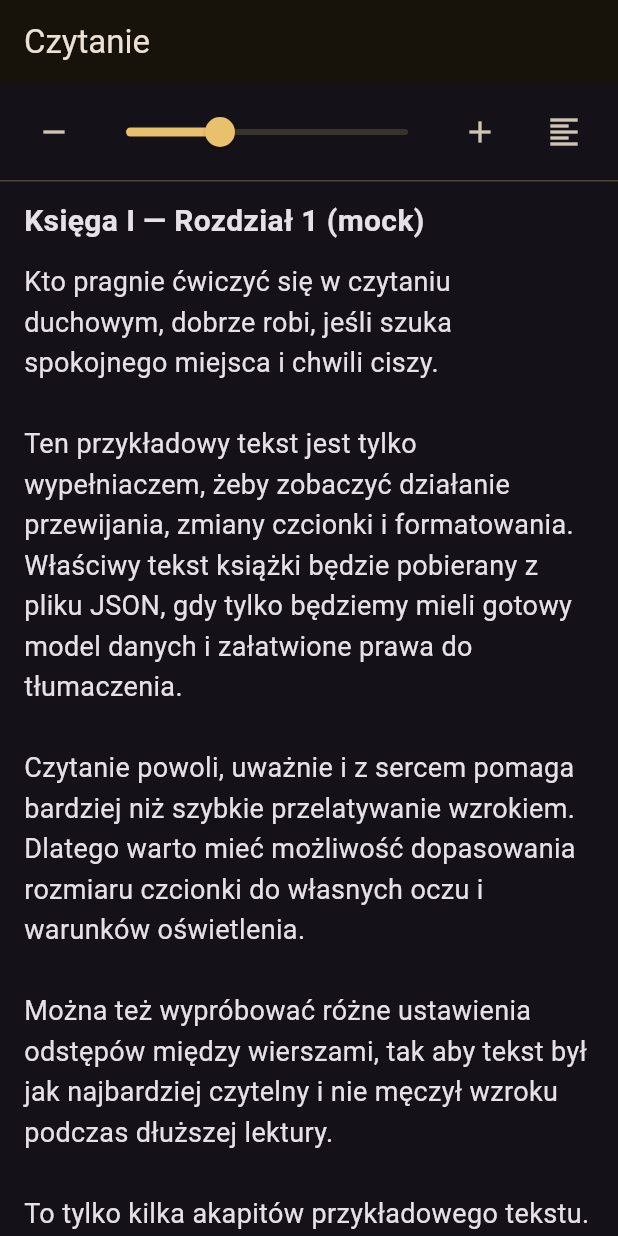
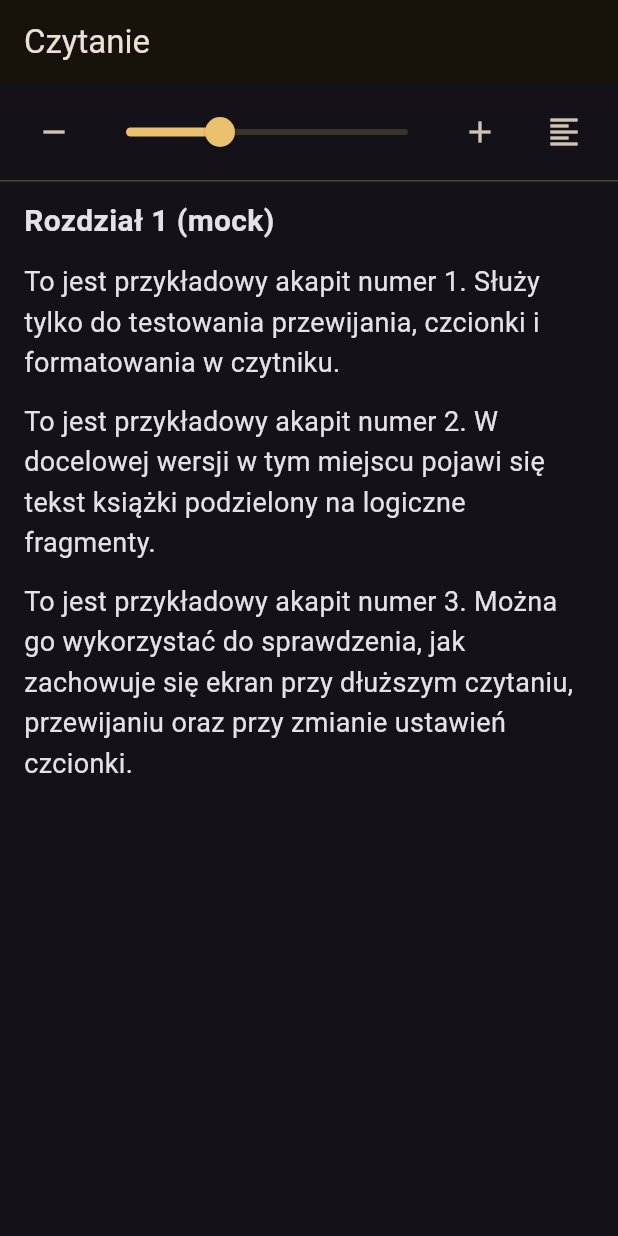
Before and after one commit to bartololongo/O-Nasladowaniu-Chrystusa-flutter-app, a Flutter app: the screen it shows after launch, after a tap on the "format align justify" icon, on a phone screen of 412 x 824 dp. Run offline on Flutter 3.47's test engine with Material 3 defaults, Android fonts, the light colour scheme and no system bars.

Commit message:
reader-mock-added

```diff
--- a/onasladowaniu_chrystusa/assets/book/imitation_pl.json
+++ b/onasladowaniu_chrystusa/assets/book/imitation_pl.json
@@ -0,0 +1,38 @@
+{
+  "id": "o_nasladowaniu_chrystusa_mock",
+  "title": "O naśladowaniu Chrystusa (mock)",
+  "originalTitle": "De imitatione Christi",
+  "author": "Tomasz à Kempis",
+  "translator": "placeholder",
+  "books": [
+    {
+      "number": 1,
+      "code": "I",
+      "title": "Księga I (mock)",
+      "chapters": [
+        {
+          "number": 1,
+          "reference": "I-1",
+          "title": "Rozdział 1 (mock)",
+          "paragraphs": [
+            {
+              "number": 1,
+              "reference": "I-1-1",
+              "text": "To jest przykładowy akapit numer 1. Służy tylko do testowania przewijania, czcionki i formatowania w czytniku."
+            },
+            {
+              "number": 2,
+              "reference": "I-1-2",
+              "text": "To jest przykładowy akapit numer 2. W docelowej wersji w tym miejscu pojawi się tekst książki podzielony na logiczne fragmenty."
+            },
+            {
+              "number": 3,
+              "reference": "I-1-3",
+              "text": "To jest przykładowy akapit numer 3. Można go wykorzystać do sprawdzenia, jak zachowuje się ekran przy dłuższym czytaniu, przewijaniu oraz przy zmianie ustawień czcionki."
+            }
+          ]
+        }
+      ]
+    }
+  ]
+}
--- a/onasladowaniu_chrystusa/lib/features/reader/reader_screen.dart
+++ b/onasladowaniu_chrystusa/lib/features/reader/reader_screen.dart
@@ -1,4 +1,6 @@
 import 'package:flutter/material.dart';
+import 'package:onasladowaniu_chrystusa/shared/models/book_models.dart';
+import 'package:onasladowaniu_chrystusa/shared/services/book_repository.dart';
 
 class ReaderScreen extends StatefulWidget {
   const ReaderScreen({super.key});
@@ -8,25 +10,19 @@ class ReaderScreen extends StatefulWidget {
 }
 
 class _ReaderScreenState extends State<ReaderScreen> {
+  final BookRepository _bookRepository = BookRepository();
+
   double _fontSize = 18.0;
   double _lineHeight = 1.5;
   bool _isJustified = true;
 
-  // Mockowy tytuł rozdziału
-  final String _mockTitle = 'Księga I — Rozdział 1 (mock)';
+  late Future<BookChapter> _chapterFuture;
 
-  // Mockowy tekst — placeholder, żeby tylko zobaczyć zachowanie UI
-  static const String _mockText = '''
-Kto pragnie ćwiczyć się w czytaniu duchowym, dobrze robi, jeśli szuka spokojnego miejsca i chwili ciszy.
-
-Ten przykładowy tekst jest tylko wypełniaczem, żeby zobaczyć działanie przewijania, zmiany czcionki i formatowania. Właściwy tekst książki będzie pobierany z pliku JSON, gdy tylko będziemy mieli gotowy model danych i załatwione prawa do tłumaczenia.
-
-Czytanie powoli, uważnie i z sercem pomaga bardziej niż szybkie przelatywanie wzrokiem. Dlatego warto mieć możliwość dopasowania rozmiaru czcionki do własnych oczu i warunków oświetlenia.
-
-Można też wypróbować różne ustawienia odstępów między wierszami, tak aby tekst był jak najbardziej czytelny i nie męczył wzroku podczas dłuższej lektury.
-
-To tylko kilka akapitów przykładowego tekstu. W prawdziwej wersji w tym miejscu pojawią się treści książki „O naśladowaniu Chrystusa”, podzielone na księgi, rozdziały i akapity, z możliwością dodawania zakładek, ulubionych cytatów i notatek.
-''';
+  @override
+  void initState() {
+    super.initState();
+    _chapterFuture = _bookRepository.getFirstChapter();
+  }
 
   @override
   Widget build(BuildContext context) {
@@ -38,9 +34,37 @@ To tylko kilka akapitów przykładowego tekstu. W prawdziwej wersji w tym miejsc
         children: [
           _buildControls(),
           const Divider(height: 1),
-          _buildTitle(),
+          Expanded(
+            child: FutureBuilder<BookChapter>(
+              future: _chapterFuture,
+              builder: (context, snapshot) {
+                if (snapshot.connectionState == ConnectionState.waiting) {
+                  return const Center(child: CircularProgressIndicator());
+                }
+                if (snapshot.hasError) {
+                  return Center(
+                    child: Text(
+                      'Błąd wczytywania rozdziału:\n${snapshot.error}',
+                      textAlign: TextAlign.center,
+                    ),
+                  );
+                }
+                if (!snapshot.hasData) {
+                  return const Center(child: Text('Brak danych rozdziału'));
+                }
+
+                final chapter = snapshot.data!;
+                return Column(
+                  crossAxisAlignment: CrossAxisAlignment.stretch,
+                  children: [
+                    _buildTitle(chapter),
                     const SizedBox(height: 8),
-          _buildReader(),
+                    _buildReader(chapter),
+                  ],
+                );
+              },
+            ),
+          ),
         ],
       ),
     );
@@ -99,13 +123,13 @@ To tylko kilka akapitów przykładowego tekstu. W prawdziwej wersji w tym miejsc
     );
   }
 
-  Widget _buildTitle() {
+  Widget _buildTitle(BookChapter chapter) {
     return Padding(
       padding: const EdgeInsets.fromLTRB(16, 12, 16, 4),
       child: Align(
         alignment: Alignment.centerLeft,
         child: Text(
-          _mockTitle,
+          chapter.title,
           style: TextStyle(
             fontSize: _fontSize + 2,
             fontWeight: FontWeight.bold,
@@ -115,18 +139,26 @@ To tylko kilka akapitów przykładowego tekstu. W prawdziwej wersji w tym miejsc
     );
   }
 
-  Widget _buildReader() {
+  Widget _buildReader(BookChapter chapter) {
     return Expanded(
       child: SingleChildScrollView(
         padding: const EdgeInsets.fromLTRB(16, 0, 16, 24),
-        child: Text(
-          _mockText,
+        child: Column(
+          crossAxisAlignment: CrossAxisAlignment.stretch,
+          children: [
+            for (final paragraph in chapter.paragraphs) ...[
+              Text(
+                paragraph.text,
                 textAlign: _isJustified ? TextAlign.justify : TextAlign.left,
                 style: TextStyle(
                   fontSize: _fontSize,
                   height: _lineHeight,
                 ),
               ),
+              const SizedBox(height: 12),
+            ],
+          ],
+        ),
       ),
     );
   }
--- a/onasladowaniu_chrystusa/lib/shared/models/book_models.dart
+++ b/onasladowaniu_chrystusa/lib/shared/models/book_models.dart
@@ -0,0 +1,100 @@
+class BookCollection {
+  final String id;
+  final String title;
+  final String? originalTitle;
+  final String? author;
+  final String? translator;
+  final List<BookVolume> books;
+
+  BookCollection({
+    required this.id,
+    required this.title,
+    this.originalTitle,
+    this.author,
+    this.translator,
+    required this.books,
+  });
+
+  factory BookCollection.fromJson(Map<String, dynamic> json) {
+    return BookCollection(
+      id: json['id'] as String,
+      title: json['title'] as String,
+      originalTitle: json['originalTitle'] as String?,
+      author: json['author'] as String?,
+      translator: json['translator'] as String?,
+      books: (json['books'] as List<dynamic>)
+          .map((e) => BookVolume.fromJson(e as Map<String, dynamic>))
+          .toList(),
+    );
+  }
+}
+
+class BookVolume {
+  final int number;
+  final String code; // np. "I"
+  final String title;
+  final List<BookChapter> chapters;
+
+  BookVolume({
+    required this.number,
+    required this.code,
+    required this.title,
+    required this.chapters,
+  });
+
+  factory BookVolume.fromJson(Map<String, dynamic> json) {
+    return BookVolume(
+      number: json['number'] as int,
+      code: json['code'] as String,
+      title: json['title'] as String,
+      chapters: (json['chapters'] as List<dynamic>)
+          .map((e) => BookChapter.fromJson(e as Map<String, dynamic>))
+          .toList(),
+    );
+  }
+}
+
+class BookChapter {
+  final int number;
+  final String reference; // np. "I-1"
+  final String title;
+  final List<BookParagraph> paragraphs;
+
+  BookChapter({
+    required this.number,
+    required this.reference,
+    required this.title,
+    required this.paragraphs,
+  });
+
+  factory BookChapter.fromJson(Map<String, dynamic> json) {
+    return BookChapter(
+      number: json['number'] as int,
+      reference: json['reference'] as String,
+      title: json['title'] as String,
+      paragraphs: (json['paragraphs'] as List<dynamic>)
+          .map((e) => BookParagraph.fromJson(e as Map<String, dynamic>))
+          .toList(),
+    );
+  }
+}
+
+class BookParagraph {
+  final int number;
+  final String reference; // np. "I-1-1"
+  final String text;
+
+  BookParagraph({
+    required this.number,
+    required this.reference,
+    required this.text,
+  });
+
+  factory BookParagraph.fromJson(Map<String, dynamic> json) {
+    return BookParagraph(
+      number: json['number'] as int,
+      reference: json['reference'] as String,
+      text: json['text'] as String,
+    );
+  }
+}
--- a/onasladowaniu_chrystusa/lib/shared/services/book_repository.dart
+++ b/onasladowaniu_chrystusa/lib/shared/services/book_repository.dart
@@ -0,0 +1,42 @@
+import 'dart:convert';
+
+import 'package:flutter/services.dart' show rootBundle;
+import '../models/book_models.dart';
+
+class BookRepository {
+  static const String _assetPath = 'assets/book/imitation_pl.json';
+
+  BookCollection? _cachedCollection;
+
+  Future<BookCollection> _loadCollection() async {
+    if (_cachedCollection != null) {
+      return _cachedCollection!;
+    }
+
+    final raw = await rootBundle.loadString(_assetPath);
+    final Map<String, dynamic> jsonMap = json.decode(raw) as Map<String, dynamic>;
+    _cachedCollection = BookCollection.fromJson(jsonMap);
+    return _cachedCollection!;
+  }
+
+  /// Na start: po prostu pierwszy rozdział pierwszej księgi.
+  Future<BookChapter> getFirstChapter() async {
+    final collection = await _loadCollection();
+    final firstBook = collection.books.first;
+    final firstChapter = firstBook.chapters.first;
+    return firstChapter;
+  }
+
+  /// W przyszłości: pobieranie po referencji, np. "I-1"
+  Future<BookChapter?> getChapterByReference(String reference) async {
+    final collection = await _loadCollection();
+    for (final book in collection.books) {
+      for (final chapter in book.chapters) {
+        if (chapter.reference == reference) {
+          return chapter;
+        }
+      }
+    }
+    return null;
+  }
+}
```
Also changed, not shown: onasladowaniu_chrystusa/pubspec.yaml (+4 -3 lines). Lines whose indentation alone changed are shown as unchanged.
